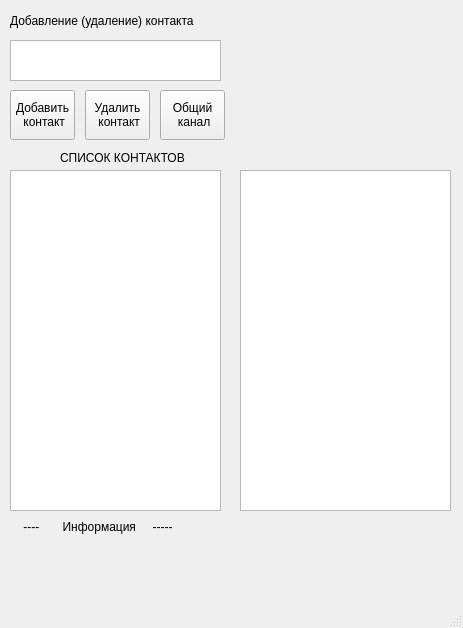
Above: GUI/client.ui from IgorChavychalov/Messenger before the change. Below: the same form after it.
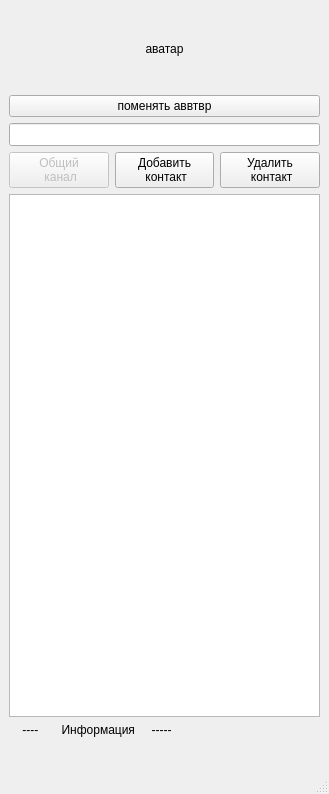
That is the form after the change.

Commit message: Изменены размеры, добавлен аватар

```diff
--- a/GUI/client.ui
+++ b/GUI/client.ui
@@ -6,88 +6,110 @@
    <rect>
     <x>0</x>
     <y>0</y>
-    <width>463</width>
-    <height>628</height>
+    <width>329</width>
+    <height>794</height>
    </rect>
   </property>
   <property name="windowTitle">
    <string>MainWindow</string>
   </property>
   <widget class="QWidget" name="centralwidget">
-   <widget class="QListWidget" name="listWidgetContacts">
-    <property name="geometry">
-     <rect>
-      <x>10</x>
-      <y>170</y>
-      <width>211</width>
-      <height>341</height>
-     </rect>
-    </property>
-   </widget>
-   <widget class="QLabel" name="label">
-    <property name="geometry">
-     <rect>
-      <x>60</x>
-      <y>150</y>
-      <width>131</width>
-      <height>16</height>
-     </rect>
-    </property>
+   <layout class="QVBoxLayout" name="verticalLayout">
+    <item>
+     <widget class="QLabel" name="lblAvatar">
+      <property name="minimumSize">
+       <size>
+        <width>80</width>
+        <height>80</height>
+       </size>
+      </property>
+      <property name="font">
+       <font>
+        <underline>false</underline>
+       </font>
+      </property>
+      <property name="layoutDirection">
+       <enum>Qt::LeftToRight</enum>
+      </property>
+      <property name="autoFillBackground">
+       <bool>false</bool>
+      </property>
     <property name="text">
-     <string>СПИСОК КОНТАКТОВ</string>
-    </property>
-   </widget>
+       <string>аватар</string>
+      </property>
+      <property name="alignment">
+       <set>Qt::AlignCenter</set>
+      </property>
+     </widget>
+    </item>
+    <item>
+     <widget class="QPushButton" name="pushButton">
+      <property name="text">
+       <string>поменять аввтвр</string>
+      </property>
+     </widget>
+    </item>
+    <item>
+     <widget class="QLineEdit" name="lineEditAddContact">
+      <property name="font">
+       <font>
+        <pointsize>10</pointsize>
+       </font>
+      </property>
+     </widget>
+    </item>
+    <item>
+     <layout class="QHBoxLayout" name="horizontalLayout">
+      <item>
    <widget class="QPushButton" name="pushButtonOpenChat">
-    <property name="geometry">
-     <rect>
-      <x>160</x>
-      <y>90</y>
-      <width>65</width>
-      <height>50</height>
-     </rect>
+        <property name="enabled">
+         <bool>false</bool>
     </property>
     <property name="text">
      <string>Общий
  канал</string>
     </property>
    </widget>
+      </item>
+      <item>
    <widget class="QPushButton" name="pushButtonAddContact">
-    <property name="geometry">
-     <rect>
-      <x>10</x>
-      <y>90</y>
-      <width>65</width>
-      <height>50</height>
-     </rect>
-    </property>
     <property name="text">
      <string>Добавить
  контакт</string>
     </property>
    </widget>
-   <widget class="QTextEdit" name="textEditAddContact">
-    <property name="geometry">
-     <rect>
-      <x>10</x>
-      <y>40</y>
-      <width>211</width>
-      <height>41</height>
-     </rect>
-    </property>
-    <property name="font">
-     <font>
-      <pointsize>10</pointsize>
-     </font>
-    </property>
-   </widget>
+      </item>
+      <item>
+       <widget class="QPushButton" name="pushButtonDelContact">
+        <property name="text">
+         <string>Удалить
+ контакт</string>
+        </property>
+       </widget>
+      </item>
+     </layout>
+    </item>
+    <item>
+     <layout class="QVBoxLayout" name="verticalLayout_2" stretch="0">
+      <item>
+       <widget class="QListWidget" name="listWidgetContacts">
+        <property name="minimumSize">
+         <size>
+          <width>293</width>
+          <height>500</height>
+         </size>
+        </property>
+       </widget>
+      </item>
+     </layout>
+    </item>
+    <item>
    <widget class="QLabel" name="info">
-    <property name="geometry">
-     <rect>
-      <x>10</x>
-      <y>520</y>
-      <width>211</width>
-      <height>61</height>
-     </rect>
+      <property name="minimumSize">
+       <size>
+        <width>293</width>
+        <height>40</height>
+       </size>
     </property>
     <property name="autoFillBackground">
      <bool>true</bool>
@@ -117,43 +139,8 @@
      <set>Qt::TextEditorInteraction</set>
     </property>
    </widget>
-   <widget class="QPushButton" name="pushButtonDelContact">
-    <property name="geometry">
-     <rect>
-      <x>85</x>
-      <y>90</y>
-      <width>65</width>
-      <height>50</height>
-     </rect>
-    </property>
-    <property name="text">
-     <string>Удалить
- контакт</string>
-    </property>
-   </widget>
-   <widget class="QLabel" name="label_2">
-    <property name="geometry">
-     <rect>
-      <x>10</x>
-      <y>10</y>
-      <width>210</width>
-      <height>21</height>
-     </rect>
-    </property>
-    <property name="text">
-     <string>Добавление (удаление) контакта</string>
-    </property>
-   </widget>
-   <widget class="QListWidget" name="listWidgetMsg">
-    <property name="geometry">
-     <rect>
-      <x>240</x>
-      <y>170</y>
-      <width>211</width>
-      <height>341</height>
-     </rect>
-    </property>
-   </widget>
+    </item>
+   </layout>
   </widget>
   <widget class="QMenuBar" name="menubar">
    <property name="geometry">
```
Left out of the diff: 2 changed lines with no effect on the pictures. Lines whose indentation alone changed are shown as unchanged.
